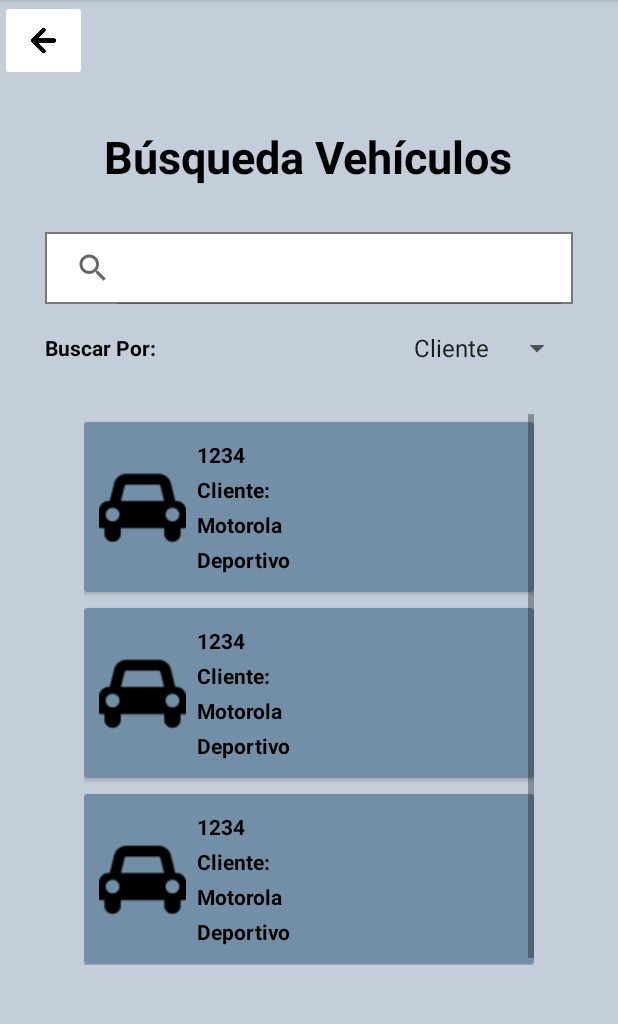
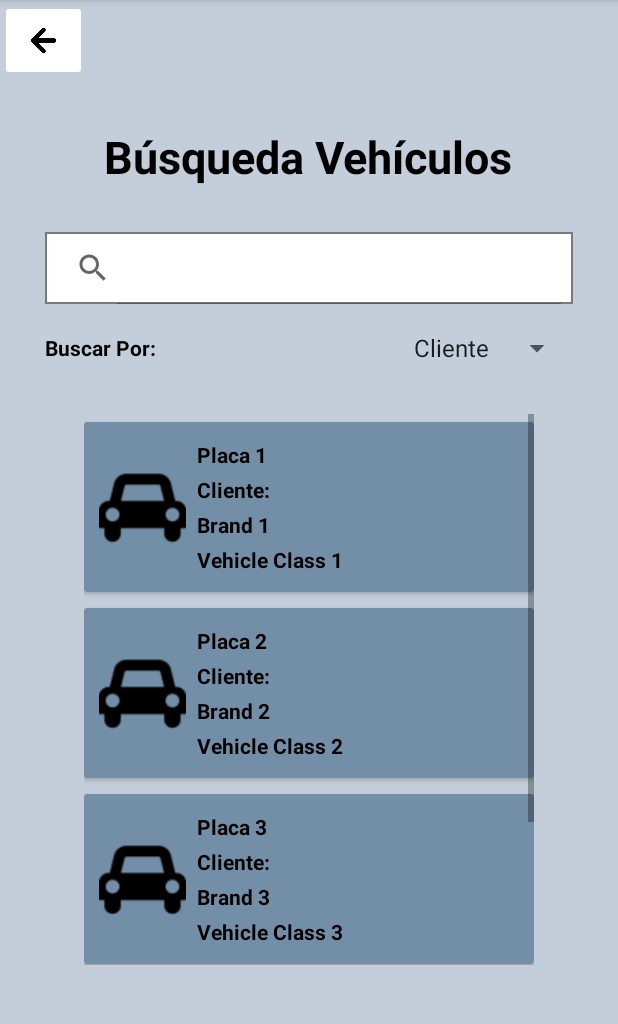
Before and after one commit to Angelo0512/frontend-app-bravo, an Android app: the SearchVehicleFragment screen opened through its navigation route, on a phone screen of 412 x 824 dp, the part 84-1108 px from its top. Run offline under Robolectric (Android 15) with nearby library versions, the phone set to English and light mode, and no system bars.

Commit message:
MVVM SearchVehicleFragment

```diff
--- a/app/src/main/java/cr/una/bravo/bravofrontend/adapter/VehicleCardAdapter.kt
+++ b/app/src/main/java/cr/una/bravo/bravofrontend/adapter/VehicleCardAdapter.kt
@@ -10,11 +10,17 @@ import cr.una.bravo.bravofrontend.model.Vehicle
 import cr.una.bravo.bravofrontend.viewmodel.VehicleCardViewHolder
 
 
-class VehicleCardAdapter(
-    private val vehicleCards: MutableList<Vehicle>
-) : RecyclerView.Adapter<VehicleCardViewHolder>() {
+class VehicleCardAdapter: RecyclerView.Adapter<VehicleCardViewHolder>() {
 
-    private var vehicleCardsOriginal: MutableList<Vehicle> = vehicleCards
+    private var vehicleCards = mutableListOf<Vehicle>()
+    private lateinit var vehicleCardsOriginal: MutableList<Vehicle>
+
+    @SuppressLint("NotifyDataSetChanged")
+    fun setVehicleList(vehicles : List<Vehicle>){
+        this.vehicleCards = vehicles.toMutableList()
+        this.vehicleCardsOriginal = vehicleCards
+        notifyDataSetChanged()
+    }
     override fun onCreateViewHolder(parent: ViewGroup, viewType: Int): VehicleCardViewHolder {
         val from = LayoutInflater.from(parent.context)
         val binding = VehicleListItemBinding.inflate(from, parent, false)
--- a/app/src/main/java/cr/una/bravo/bravofrontend/view/SearchVehicleFragment.kt
+++ b/app/src/main/java/cr/una/bravo/bravofrontend/view/SearchVehicleFragment.kt
@@ -9,28 +9,36 @@ import android.widget.ArrayAdapter
 import android.widget.ImageButton
 import android.widget.SearchView
 import android.widget.Spinner
+import androidx.fragment.app.viewModels
 import androidx.navigation.Navigation
 import androidx.recyclerview.widget.LinearLayoutManager
 import androidx.recyclerview.widget.RecyclerView
 import cr.una.bravo.bravofrontend.R
 import cr.una.bravo.bravofrontend.adapter.VehicleCardAdapter
+import cr.una.bravo.bravofrontend.databinding.FragmentSearchVehicleBinding
 
 import cr.una.bravo.bravofrontend.model.Vehicle
+import cr.una.bravo.bravofrontend.viewmodel.VehicleViewModel
 
 class SearchVehicleFragment : Fragment(), SearchView.OnQueryTextListener {
-    lateinit var viewVehicle: View
-    lateinit var recyclerView: RecyclerView
-    lateinit var vehicleFilter: Spinner
-    lateinit var searcher: SearchView
-    lateinit var adapter: VehicleCardAdapter
+    private lateinit var binding: FragmentSearchVehicleBinding
+    private val vehicleViewModel: VehicleViewModel by viewModels()
+    private val adapter = VehicleCardAdapter()
+
+    private lateinit var viewVehicle: View
+    private lateinit var recyclerView: RecyclerView
+    private lateinit var vehicleFilter: Spinner
+    private lateinit var searcher: SearchView
+
+
 
     override fun onCreateView(
         inflater: LayoutInflater, container: ViewGroup?,
         savedInstanceState: Bundle?
     ): View? {
         // Inflate the layout for this fragment
-
-        viewVehicle = inflater.inflate(R.layout.fragment_search_vehicle, container, false)
+        binding = FragmentSearchVehicleBinding.inflate(inflater, container, false)
+        viewVehicle = binding.root
 
         //RecyclerView
         recyclerView = viewVehicle.findViewById(R.id.vehicleList)
@@ -54,39 +62,15 @@ class SearchVehicleFragment : Fragment(), SearchView.OnQueryTextListener {
     }
 
     private fun initRecycler() {
-        recyclerView.setHasFixedSize(true)
-        recyclerView.layoutManager = LinearLayoutManager(viewVehicle.context)
-        val cardList: MutableList<Vehicle> = mutableListOf(
-            Vehicle(
-                id = 1,
-                plateNumber = "1234",
-                vinNumber = "12456123",
-                brand = "Motorola",
-                motorSerial = "12345",
-                vehicleClass = "Deportivo",
-                motorType = "Electrico",
-            ),
-            Vehicle(
-                id = 1,
-                plateNumber = "1234",
-                vinNumber = "12456123",
-                brand = "Motorola",
-                motorSerial = "12345",
-                vehicleClass = "Deportivo",
-                motorType = "Electrico",
-            ),
-            Vehicle(
-                id = 1,
-                plateNumber = "1234",
-                vinNumber = "12456123",
-                brand = "Motorola",
-                motorSerial = "12345",
-                vehicleClass = "Deportivo",
-                motorType = "Electrico",
-            ),
-        )
-        adapter = VehicleCardAdapter(cardList)
-        recyclerView.adapter = this.adapter
+
+        binding.vehicleList.setHasFixedSize(true)
+        binding.vehicleList.layoutManager = LinearLayoutManager(viewVehicle.context)
+        binding.vehicleList.adapter = adapter
+
+        vehicleViewModel.vehicleList.observe(viewLifecycleOwner){
+            adapter.setVehicleList(it)
+        }
+        vehicleViewModel.findAllTask()
     }
 
     private fun initSpinner() {
--- /dev/null
+++ b/app/src/main/java/cr/una/bravo/bravofrontend/viewmodel/VehicleViewModel.kt
@@ -0,0 +1,22 @@
+package cr.una.bravo.bravofrontend.viewmodel
+
+import androidx.lifecycle.MutableLiveData
+import androidx.lifecycle.ViewModel
+import cr.una.bravo.bravofrontend.model.Vehicle
+import cr.una.bravo.bravofrontend.model.VehicleProvider
+
+class VehicleViewModel : ViewModel() {
+    val vehicle = MutableLiveData<Vehicle>()
+    val vehicleList = MutableLiveData<List<Vehicle>>()
+
+    fun getTask() {
+        val position = (0..3).random()
+        val _vehicle = VehicleProvider.findVehicleById(position)
+        vehicle.postValue(_vehicle)
+    }
+
+    fun findAllTask() {
+        val _vehicleList = VehicleProvider.findAllVehicles()
+        vehicleList.postValue(_vehicleList)
+    }
+}
```
Also changed, not shown: app/src/main/java/cr/una/bravo/bravofrontend/model/VehicleProvider.kt (added, +52 -0 lines).
